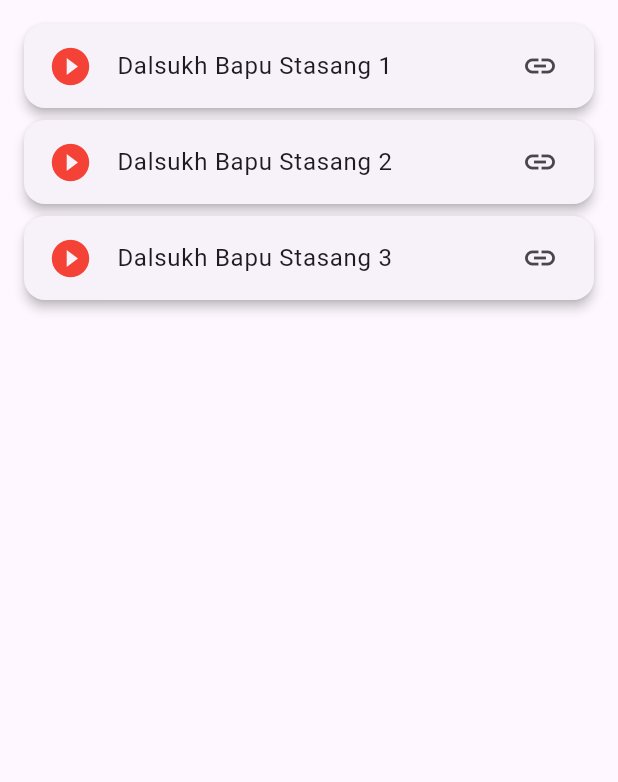
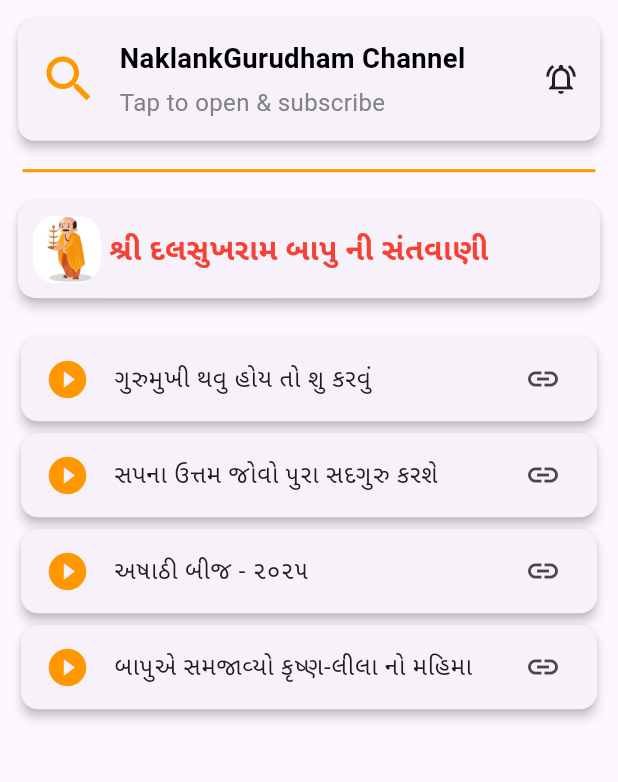
Before and after one commit to umangghoghari24/Naklank-Gurudham-Halvad, a Flutter app: the SatsangView screen opened by its route, on a phone screen of 412 x 824 dp, the part 84-866 px from its top. Run offline on Flutter 3.47's test engine with Material 3 defaults, Android fonts, the light colour scheme and no system bars; our stand-ins replace flutter_screenutil, get, get_storage; accounts and stored records are empty; Roboto replaces fonts that are missing (Sans).

Commit message:
satsang ui updated

```diff
--- a/lib/modules/satsang/satsang_controller.dart
+++ b/lib/modules/satsang/satsang_controller.dart
@@ -1,6 +1,29 @@
+import 'package:calender/modules/satsang/satsang_model/satsang_data_model.dart';
 import 'package:get/get.dart';
 import '../../utils/satsang_data.dart';
 
 class SatsangController extends GetxController {
-  final links = satsangLinks;
+
+  final String channelUrl =
+      "www.youtube.com/@NaklankGurudham9019";
+
+  final satsangList = <SatsangItem>[
+    SatsangItem(
+      title: "ગુરુમુખી થવુ હોય તો શુ કરવું",
+      url: "https://youtu.be/WJ1FJwztRtE?si=zK_HDTQcOBMFpr0d",
+    ),
+    SatsangItem(
+      title: "સપના ઉત્તમ જોવો પુરા સદગુરુ કરશે",
+      url: "https://youtu.be/QjlFkB3JXnA?si=kWH7viLJNNmhjZ4a",
+    ),
+    SatsangItem(
+      title: "અષાઠી બીજ - ૨૦૨૫",
+      url: "https://youtu.be/roskudQ-AX4?si=---GJJNncK1n28pl",
+    ),
+    SatsangItem(
+      title: "બાપુએ સમજાવ્યો કૃષ્ણ-લીલા નો મહિમા",
+      url: "https://youtu.be/brD33o-uMGk?si=cHZLD8GBNC8BPFp2",
+    ),
+
+  ];
 }
--- /dev/null
+++ b/lib/modules/satsang/satsang_model/satsang_data_model.dart
@@ -0,0 +1,9 @@
+class SatsangItem {
+  final String title;
+  final String url;
+
+  SatsangItem({
+    required this.title,
+    required this.url,
+  });
+}
--- a/lib/modules/satsang/satsang_view.dart
+++ b/lib/modules/satsang/satsang_view.dart
@@ -1,11 +1,14 @@
+import 'package:calender/utils/assets_path.dart';
 import 'package:calender/utils/color_constants.dart';
 import 'package:calender/utils/styles.dart';
 import 'package:calender/widgets/my_regular_text.dart';
 import 'package:flutter/material.dart';
+import 'package:flutter_screenutil/flutter_screenutil.dart';
 import 'package:get/get.dart';
 import '../../utils/launcher.dart';
 import '../../utils/string.dart';
 import '../../widgets/app_drawer.dart';
+import '../../widgets/app_icon_image.dart';
 import 'satsang_controller.dart';
 
 class SatsangView extends GetView<SatsangController> {
@@ -18,33 +21,121 @@
           title: MyRegularText(
             label: SC.satsang.tr,
           style: Styles.blackShade18_16W600,)),
-      body: ListView.builder(
-        padding: const EdgeInsets.all(12),
-        itemCount: controller.links.length,
+      body: Column(
+        children: [
+          GestureDetector(
+            onTap: () {
+              openYoutube(controller.channelUrl);
+            },
+            child: Card(
+              margin: const EdgeInsets.all(12),
+              elevation: 3,
+              shape: RoundedRectangleBorder(
+                borderRadius: BorderRadius.circular(11),
+              ),
+              child: Padding(
+                padding: const EdgeInsets.all(14),
+                child: Row(
+                  children: [
+                    Icon(
+                      Icons.search,
+                      color: ColorConstant.orangeColor,
+                      size: 40,
+                    ),
+                    SizedBox(width: 12.w),
+                    Expanded(
+                      child: Column(
+                        crossAxisAlignment: CrossAxisAlignment.start,
+                        children: [
+                          MyRegularText(
+                            label: "NaklankGurudham Channel",
+                            style: Styles.black16W600,
+                          ),
+                          SizedBox(height: 4.h),
+                          MyRegularText(
+                            label: "Tap to open & subscribe",
+                            style: Styles.grey14W400,
+                          ),
+                        ],
+                      ),
+                    ),
+                    Icon(Icons.notifications_active_outlined,),
+                  ],
+                ),
+              ),
+            ),
+          ),
+          Divider(
+            thickness: 2,
+            color: ColorConstant.orangeColor,
+            endIndent: 15,indent: 15,),
+          Card(
+            margin: const EdgeInsets.all(12),
+            elevation: 3,
+            shape: RoundedRectangleBorder(
+              borderRadius: BorderRadius.circular(12),
+            ),
+            child: Padding(
+              padding: const EdgeInsets.all(10),
+              child: Row(
+                children: [
+                  ClipRRect(
+                    borderRadius: BorderRadius.circular(15),
+                    child: AppIconImage(
+                      width: 45,
+                      height: 45,
+                      fit: BoxFit.cover,
+                      imagePath: AssetsPath.iconAarti,
+                    ),
+                  ),
+                   SizedBox(width: 5.w),
+                  Expanded(
+                    child: MyRegularText(
+                      label: "શ્રી દલસુખરામ બાપુ ની સંતવાણી",
+                      style: TextStyle(
+                        fontSize: 20,
+                        fontWeight: FontWeight.bold,
+                        color: ColorConstant.redColor,
+                      ),
+                    ),
+                  ),
+                ],
+              ),
+            ),
+          ),
+          Expanded(
+            child: ListView.builder(
+              padding: const EdgeInsets.all(10),
+              itemCount: controller.satsangList.length,
               itemBuilder: (context, index) {
                 return Card(
                   elevation: 3,
                   shape: RoundedRectangleBorder(
-              borderRadius: BorderRadius.circular(14),
+                    borderRadius: BorderRadius.circular(11),
                   ),
                   child: ListTile(
                     leading: Icon(
                       Icons.play_circle_fill,
-                color: ColorConstant.redColor,
+                      color: ColorConstant.orangeColor,
                       size: 30,
                     ),
-              title: MyRegularText(label: 'Dalsukh Bapu Stasang ${index + 1}',
+                    title: MyRegularText(
+                      label: controller.satsangList[index].title,
                       align: TextAlign.start,
-              style: Styles.black16W400,),
-              // subtitle: MyRegularText(label: 'Open in YouTube'),
+                      style: Styles.black16W400,
+                    ),
                     trailing: Icon(Icons.link),
                     onTap: () {
-                openYoutube(controller.links[index]); // direct YT
+                      openYoutube(controller.satsangList[index].url);
                     },
                   ),
                 );
               },
             ),
+          ),
+        ],
+      ),
+
     );
   }
 }
--- a/lib/modules/settings/settings_view.dart
+++ b/lib/modules/settings/settings_view.dart
@@ -1,4 +1,5 @@
 import 'package:flutter/material.dart';
+import 'package:flutter_screenutil/flutter_screenutil.dart';
 import 'package:get/get.dart';
 import '../../utils/color_constants.dart';
 import '../../utils/string.dart';
@@ -40,7 +41,7 @@
             label: SC.language.tr,
             style: Styles.blackShade18_16W600,
           ),
-          const SizedBox(height: 8),
+           SizedBox(height: 8.h),
           _langTile('gu', 'ગુજરાતી'),
           _langTile('hi', 'हिंदी'),
           _langTile('en', 'English'),
```
Lines whose indentation alone changed are shown as unchanged.
